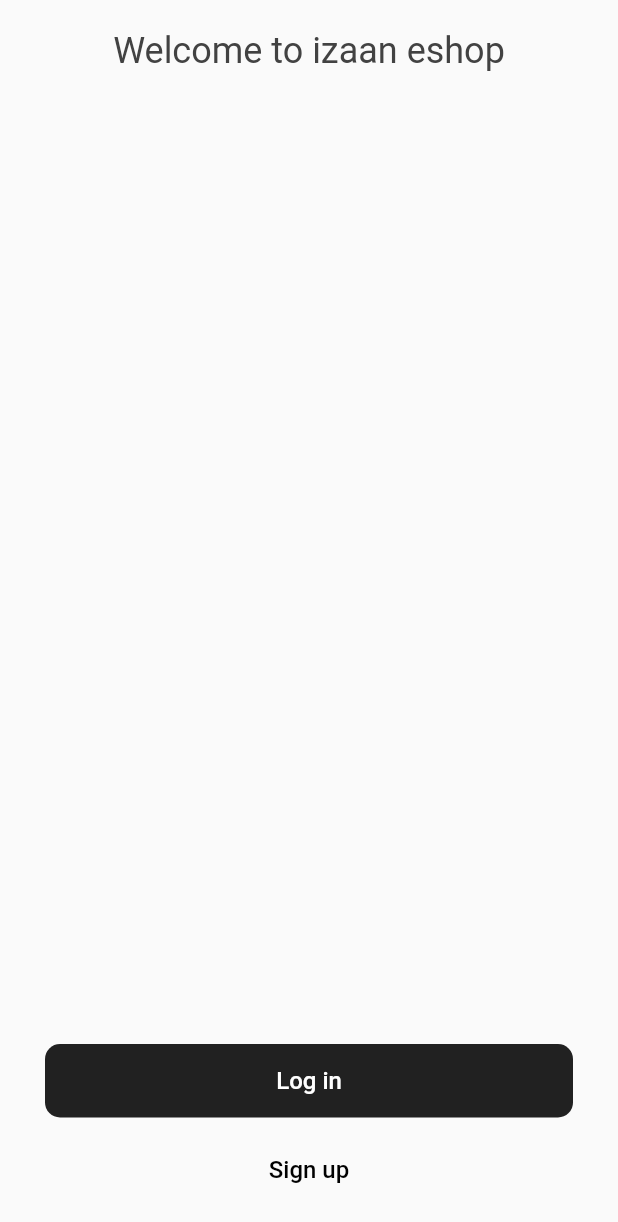
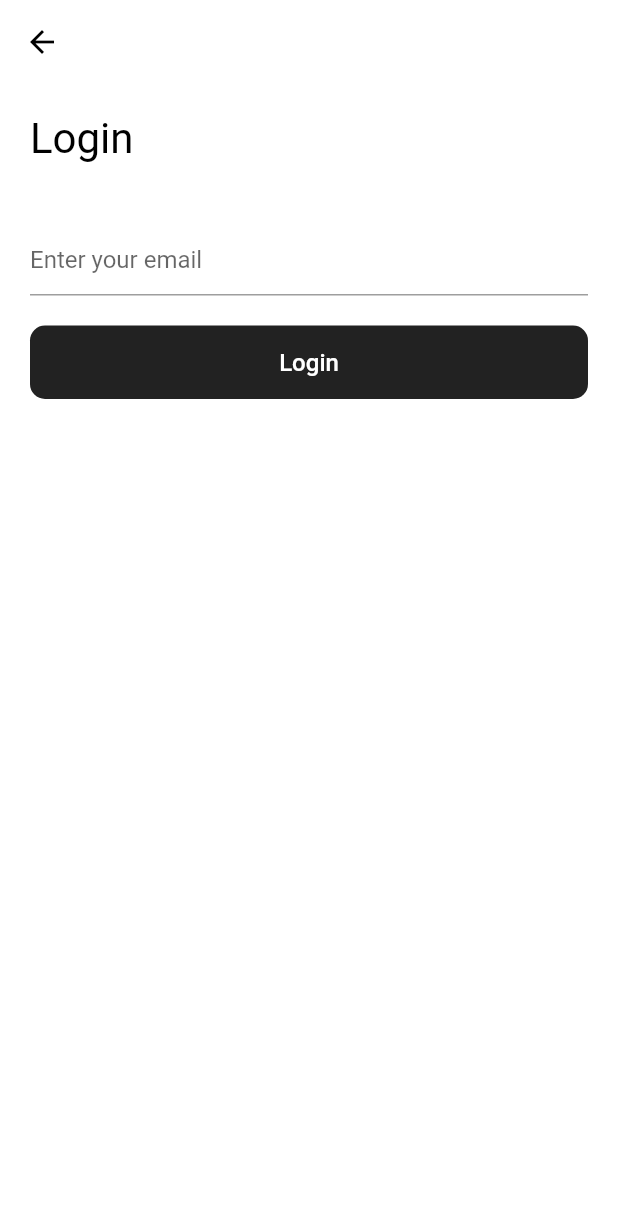
Before and after one commit to izaanjahangir/izaan-eshop-flutter, a Flutter app: the screen it shows after launch, after a tap on "Log in", on a phone screen of 412 x 824 dp. Shown: the top 1222 px of the screen. Run offline on Flutter 3.47's test engine with Material 2 defaults, Android fonts, the phone set to English and light mode, and no system bars; Roboto replaces fonts that are missing (RocknRollOne).

Commit message:
working on login screen

```diff
--- a/lib/components/button/button.dart
+++ b/lib/components/button/button.dart
@@ -4,8 +4,9 @@ class Button extends StatefulWidget {
   final String title;
   final Color textColor;
   final Color color;
+  final Function onPressed;
 
-  Button({this.title, this.textColor, this.color});
+  Button({this.title, this.textColor, this.color, this.onPressed});
 
   @override
   _ButtonState createState() => _ButtonState();
@@ -24,9 +25,7 @@ class _ButtonState extends State<Button> {
         widget.title,
         style: TextStyle(fontSize: 16),
       ),
-      onPressed: () {
-        print("asd");
-      },
+      onPressed: widget.onPressed,
     );
   }
 }
--- a/lib/main.dart
+++ b/lib/main.dart
@@ -1,6 +1,7 @@
 import 'package:flutter/material.dart';
 import "package:izaan_eshop/screens/home/home.dart";
 import "package:izaan_eshop/screens/welcome/welcome.dart";
+import "package:izaan_eshop/screens/login/login.dart";
 
 void main() {
   runApp(MyApp());
@@ -11,7 +12,11 @@ class MyApp extends StatelessWidget {
   Widget build(BuildContext context) {
     return MaterialApp(
       title: "Izaan Eshop",
-      routes: {"/": (context) => Welcome(), "/home": (context) => Home()},
+      routes: {
+        "/": (context) => Welcome(),
+        "/home": (context) => Home(),
+        "/login": (context) => Login()
+      },
     );
   }
 }
--- /dev/null
+++ b/lib/screens/login/login.dart
@@ -0,0 +1,69 @@
+import 'package:flutter/material.dart';
+import "package:izaan_eshop/components/button/button.dart";
+
+class Login extends StatelessWidget {
+  @override
+  Widget build(BuildContext context) {
+    final _formKey = GlobalKey<FormState>();
+
+    return Scaffold(
+      appBar: AppBar(
+        backgroundColor: Colors.white,
+        iconTheme: IconThemeData(color: Colors.black),
+        elevation: 0,
+      ),
+      body: SafeArea(
+          child: Container(
+        padding: EdgeInsets.symmetric(horizontal: 20, vertical: 20),
+        color: Colors.white,
+        child: SizedBox.expand(
+          child: Column(
+            crossAxisAlignment: CrossAxisAlignment.start,
+            children: [
+              Text(
+                "Login",
+                style: TextStyle(color: Colors.black, fontSize: 28),
+              ),
+              SizedBox(
+                height: 40,
+              ),
+              Form(
+                key: _formKey,
+                child: Column(
+                  crossAxisAlignment: CrossAxisAlignment.start,
+                  children: <Widget>[
+                    TextFormField(
+                      decoration: const InputDecoration(
+                        hintText: 'Enter your email',
+                      ),
+                      validator: (value) {
+                        if (value.isEmpty) {
+                          return 'This field is required';
+                        }
+                        return null;
+                      },
+                    ),
+                    SizedBox(
+                      height: 20,
+                    ),
+                    Button(
+                        color: Colors.black87,
+                        textColor: Colors.white,
+                        title: "Login",
+                        onPressed: () {
+                          // Validate will return true if the form is valid, or false if
+                          // the form is invalid.
+                          if (_formKey.currentState.validate()) {
+                            // Process data.
+                          }
+                        })
+                  ],
+                ),
+              )
+            ],
+          ),
+        ),
+      )),
+    );
+  }
+}
--- a/lib/screens/welcome/welcome.dart
+++ b/lib/screens/welcome/welcome.dart
@@ -8,6 +8,7 @@ class Welcome extends StatelessWidget {
       body: SafeArea(
           child: SizedBox.expand(
         child: Container(
+          color: Colors.white,
           padding: EdgeInsets.symmetric(vertical: 20, horizontal: 30),
           child: Column(
             children: [
@@ -24,6 +25,9 @@ class Welcome extends StatelessWidget {
               ),
               Button(
                 title: "Log in",
+                onPressed: () {
+                  Navigator.pushNamed(context, "/login");
+                },
                 color: Colors.black87,
                 textColor: Colors.white,
               ),
@@ -33,6 +37,7 @@ class Welcome extends StatelessWidget {
               Button(
                 title: "Sign up",
                 color: Colors.transparent,
+                onPressed: () {},
                 textColor: Colors.black,
               ),
             ],
```
